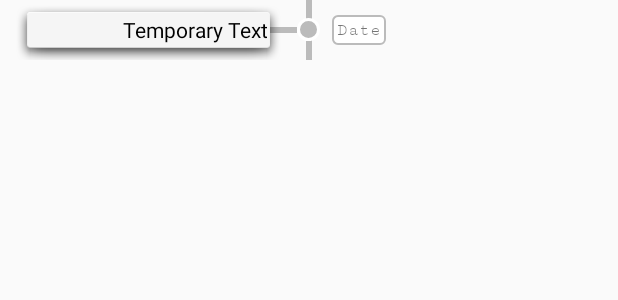
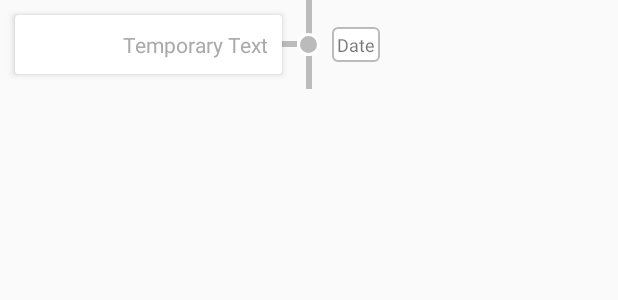
Before and after one commit to accountabilibuddies/accountabilibuddies, an Android app: the layout item_friend_post_text.xml on its own in the app's theme, with its tools: preview values and no code run, on a phone screen of 412 x 824 dp. Shown: the top 300 px of the screen. Run offline under Robolectric (Android 15) with nearby library versions, the light colour scheme and no system bars.

Commit message:
Added cardview for text and image post 1on1

```diff
--- a/app/src/main/res/layout/item_friend_post_map.xml
+++ b/app/src/main/res/layout/item_friend_post_map.xml
@@ -33,7 +33,6 @@
         android:layout_centerVertical="true"
         android:layout_centerHorizontal="true"
         style="?whiteBackground"
-        android:padding="5dp"
         map:mapType="none"
         map:liteMode="true" />
 
@@ -58,7 +57,6 @@
         android:text="Date"
         android:padding="3dp"
         android:textSize="12sp"
-        android:fontFamily="serif-monospace"
         android:background="@drawable/date_boundary"/>
 
     <ImageView
--- a/app/src/main/res/layout/item_friend_post_text.xml
+++ b/app/src/main/res/layout/item_friend_post_text.xml
@@ -1,7 +1,8 @@
 <?xml version="1.0" encoding="utf-8"?>
 <RelativeLayout xmlns:android="http://schemas.android.com/apk/res/android"
     android:layout_width="match_parent"
-    android:layout_height="wrap_content">
+    android:layout_height="wrap_content"
+    xmlns:app="http://schemas.android.com/apk/res-auto">
 
     <View
         android:id="@+id/myHoriSeparator"
@@ -12,22 +13,32 @@
         android:layout_centerVertical="true"
         android:background="@color/grey2"/>
 
-    <TextView
-        android:id="@+id/friendPostText"
+    <android.support.v7.widget.CardView
+        android:id="@+id/cvFriendPostText"
         android:layout_width="match_parent"
         android:layout_height="wrap_content"
         android:layout_centerHorizontal="true"
         android:layout_centerVertical="true"
         android:layout_toLeftOf="@+id/friendCircle"
         android:layout_toStartOf="@+id/friendCircle"
-        android:gravity="right|center_vertical"
+        android:gravity="center_vertical"
         android:minHeight="30dp"
         android:padding="10dp"
-        android:layout_marginLeft="10dp"
-        android:text="Temporary Text"
-        android:textColor="@android:color/black"
-        style="?whiteBackground"
-        android:layout_marginRight="10dp"/>
+        android:layout_margin="10dp"
+        app:cardBackgroundColor="@android:color/white"
+        app:cardCornerRadius="2dp"
+        app:cardElevation="@dimen/cc_card_elevation">
+
+        <TextView
+            android:id="@+id/friendPostText"
+            android:layout_width="match_parent"
+            android:layout_height="wrap_content"
+            android:gravity="center_vertical|right"
+            android:text="Temporary Text"
+            android:padding="10dp"
+            android:textColor="@color/grey3"/>
+
+    </android.support.v7.widget.CardView>
 
     <View
         android:id="@+id/friendVertSeparator"
@@ -36,8 +47,10 @@
         android:layout_width="4dp"
         android:background="@color/grey2"
         android:layout_height="wrap_content"
-        android:layout_alignTop="@+id/friendPostText"
-        android:layout_alignBottom="@+id/friendPostText"/>
+        android:layout_alignTop="@+id/cvFriendPostText"
+        android:layout_alignBottom="@+id/cvFriendPostText"
+        android:layout_marginTop="-11dp"
+        android:layout_marginBottom="-10dp"/>
 
     <TextView
         android:id="@+id/friendPostTextDate"
@@ -52,7 +65,6 @@
         android:text="Date"
         android:padding="3dp"
         android:textSize="12sp"
-        android:fontFamily="serif-monospace"
         android:background="@drawable/date_boundary"/>
 
     <ImageView
--- a/app/src/main/res/layout/item_my_post_map.xml
+++ b/app/src/main/res/layout/item_my_post_map.xml
@@ -24,7 +24,6 @@
         android:layout_centerHorizontal="true"
         android:layout_marginLeft="10dp"
         style="?whiteBackground"
-        android:padding="5dp"
         map:mapType="none"
         map:liteMode="true" />
 
@@ -49,7 +48,6 @@
         android:text="Date"
         android:padding="3dp"
         android:textSize="12sp"
-        android:fontFamily="serif-monospace"
         android:background="@drawable/date_boundary"/>
 
     <ImageView
--- a/app/src/main/res/layout/item_oneonone_date.xml
+++ b/app/src/main/res/layout/item_oneonone_date.xml
@@ -22,7 +22,6 @@
         android:paddingLeft="6dp"
         android:textSize="18sp"
         android:textStyle="bold"
-        android:fontFamily="serif"
         android:background="@drawable/date_divider"
         android:textColor="@android:color/white"
         android:layout_centerVertical="true"
```
Also changed, not shown: app/src/main/res/layout/item_friend_post_image.xml (+24 -12 lines), app/src/main/res/layout/item_my_post_image.xml (+25 -12 lines), app/src/main/res/layout/item_my_post_text.xml (+24 -10 lines).
